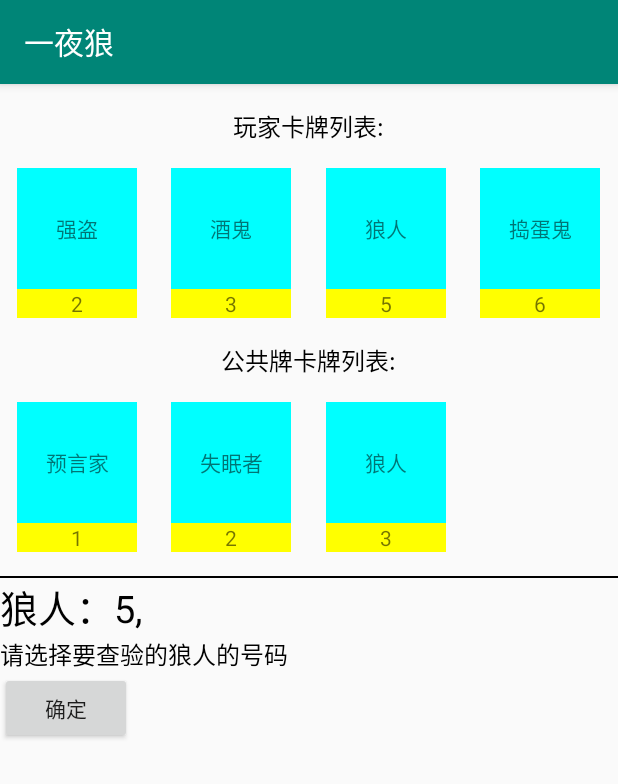
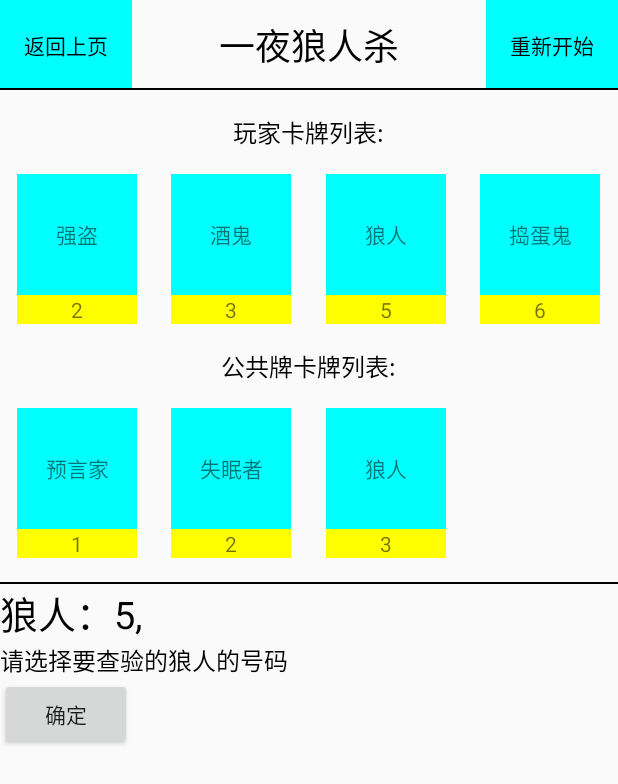
Before and after one commit to exueyuan/OneNightLang, an Android app: the screen it shows after launch (MainActivity), on a phone screen of 412 x 824 dp. Shown: the top 784 px of the screen. Run offline under Robolectric (Android 15) with nearby library versions, the phone set to English and light mode, and no system bars.

Commit message:
修改部分代码

```diff
--- a/app/src/main/AndroidManifest.xml
+++ b/app/src/main/AndroidManifest.xml
@@ -8,7 +8,7 @@
         android:label="@string/app_name"
         android:roundIcon="@drawable/yiyelang"
         android:supportsRtl="true"
-        android:theme="@style/AppTheme">
+        android:theme="@style/Theme.AppCompat.DayNight.NoActionBar">
         <activity android:name=".MainActivity">
             <intent-filter>
                 <action android:name="android.intent.action.MAIN" />
--- a/app/src/main/java/com/duyi/onenightlang/MainActivity.kt
+++ b/app/src/main/java/com/duyi/onenightlang/MainActivity.kt
@@ -22,6 +22,7 @@ class MainActivity : AppCompatActivity() {
     }
 
     private var doing_type: CardType = CardType.None
+    private val cardDataList = arrayListOf<CardData>()
 
     private val startPlayerCardList = arrayListOf<CardData>()
     private val startPublicCardList = arrayListOf<CardData>()
@@ -172,13 +173,12 @@ class MainActivity : AppCompatActivity() {
         rv_center_list.layoutManager = public_layoutManager
         rv_center_list.adapter = publicCardAdapter
 
-        var start_num = 2
-        var dm_num = 4
+        start_num = 2
+        dm_num = 4
 
         playerCardAdapter.setStartNumDmNum(start_num, dm_num)
 
         // 获取datalist
-        val cardDataList = arrayListOf<CardData>()
         cardDataList.add(CardData("狼人"))
         cardDataList.add(CardData("狼人"))
         cardDataList.add(CardData("预言家"))
@@ -186,7 +186,44 @@ class MainActivity : AppCompatActivity() {
         cardDataList.add(CardData("捣蛋鬼"))
         cardDataList.add(CardData("酒鬼"))
         cardDataList.add(CardData("失眠者"))
+
+
+        startGame(cardDataList)
+
+
+        bt_next.setOnClickListener {
+            clearAllCardData()
+            setGone()
+            when (doing_type) {
+                CardType.Langren -> checkYuyanjia()
+                CardType.Yuyanjia -> checkQiangdao()
+                CardType.Qiangdao -> checkDaoangui()
+                CardType.Daodangui -> checkJiuGui()
+                CardType.JiuGui -> checkShimianzhe()
+                CardType.Shimianzhe -> checkNone()
+                else -> {
+
+                }
+            }
+        }
+
+        tv_restart.setOnClickListener {
+            startGame(cardDataList)
+        }
+
+        tv_back.setOnClickListener {
+            finish()
+        }
+
+    }
+
+    override fun onBackPressed() {
+
+    }
+
+    private fun startGame(cardDataList: ArrayList<CardData>) {
         val randomDataList = DataUtils.randomList(cardDataList)
+        cardDataList.addAll(randomDataList)
 
         playerCardDataList.clear()
         publicCardDataList.clear()
@@ -205,23 +242,6 @@ class MainActivity : AppCompatActivity() {
         updateAdapter()
 
         checkLangren()
-
-        bt_next.setOnClickListener {
-            clearAllCardData()
-            setGone()
-            when (doing_type) {
-                CardType.Langren -> checkYuyanjia()
-                CardType.Yuyanjia -> checkQiangdao()
-                CardType.Qiangdao -> checkDaoangui()
-                CardType.Daodangui -> checkJiuGui()
-                CardType.JiuGui -> checkShimianzhe()
-                CardType.Shimianzhe -> checkNone()
-                else -> {
-
-                }
-            }
-        }
-
     }
 
     private fun checkShimianzhe() {
--- a/app/src/main/res/layout/activity_main.xml
+++ b/app/src/main/res/layout/activity_main.xml
@@ -7,6 +7,49 @@
         android:layout_width="match_parent"
         android:layout_height="match_parent"
         android:orientation="vertical">
+
+        <RelativeLayout
+            android:layout_width="match_parent"
+            android:layout_height="60dp">
+
+            <TextView
+                android:layout_width="wrap_content"
+                android:layout_height="wrap_content"
+                android:layout_centerInParent="true"
+                android:text="一夜狼人杀"
+                android:textColor="@color/black"
+                android:textSize="24dp" />
+
+            <TextView
+                android:id="@+id/tv_back"
+                android:layout_width="wrap_content"
+                android:layout_height="match_parent"
+                android:background="#00ffff"
+                android:gravity="center"
+                android:paddingLeft="16dp"
+                android:paddingRight="16dp"
+                android:text="返回上页"
+                android:textColor="@color/black" />
+
+            <TextView
+                android:id="@+id/tv_restart"
+                android:layout_width="wrap_content"
+                android:layout_height="match_parent"
+                android:layout_alignParentRight="true"
+                android:background="#00ffff"
+                android:gravity="center"
+                android:paddingLeft="16dp"
+                android:paddingRight="16dp"
+                android:text="重新开始"
+                android:textColor="@color/black" />
+
+            <View
+                android:layout_width="match_parent"
+                android:layout_height="1dp"
+                android:layout_alignParentBottom="true"
+                android:background="@color/black" />
+
+        </RelativeLayout>
 
         <TextView
             android:layout_width="wrap_content"
```
